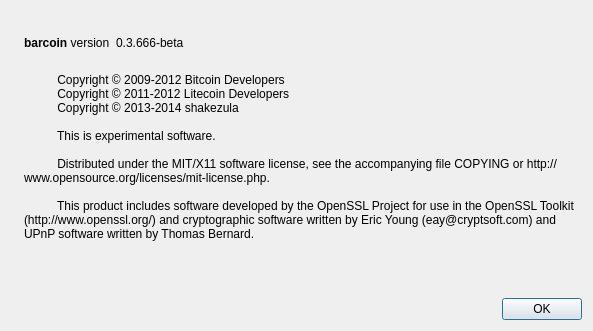
Old version of the form src/qt/forms/aboutdialog.ui in the repository ProPoint/RickCoin.
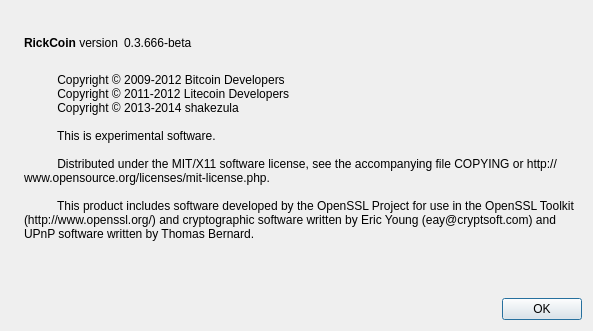
New version of the form. Icons and pictures are not drawn.

Diff of the .ui file:
```diff
--- a/src/qt/forms/aboutdialog.ui
+++ b/src/qt/forms/aboutdialog.ui
@@ -50,7 +50,7 @@
           <cursorShape>IBeamCursor</cursorShape>
          </property>
          <property name="text">
-          <string>&lt;b&gt;barcoin&lt;/b&gt; version</string>
+          <string>&lt;b&gt;RickCoin&lt;/b&gt; version</string>
          </property>
          <property name="textInteractionFlags">
           <set>Qt::LinksAccessibleByMouse|Qt::TextSelectableByKeyboard|Qt::TextSelectableByMouse</set>
```
Left out of the diff: 2 changed lines with no effect on the pictures.
